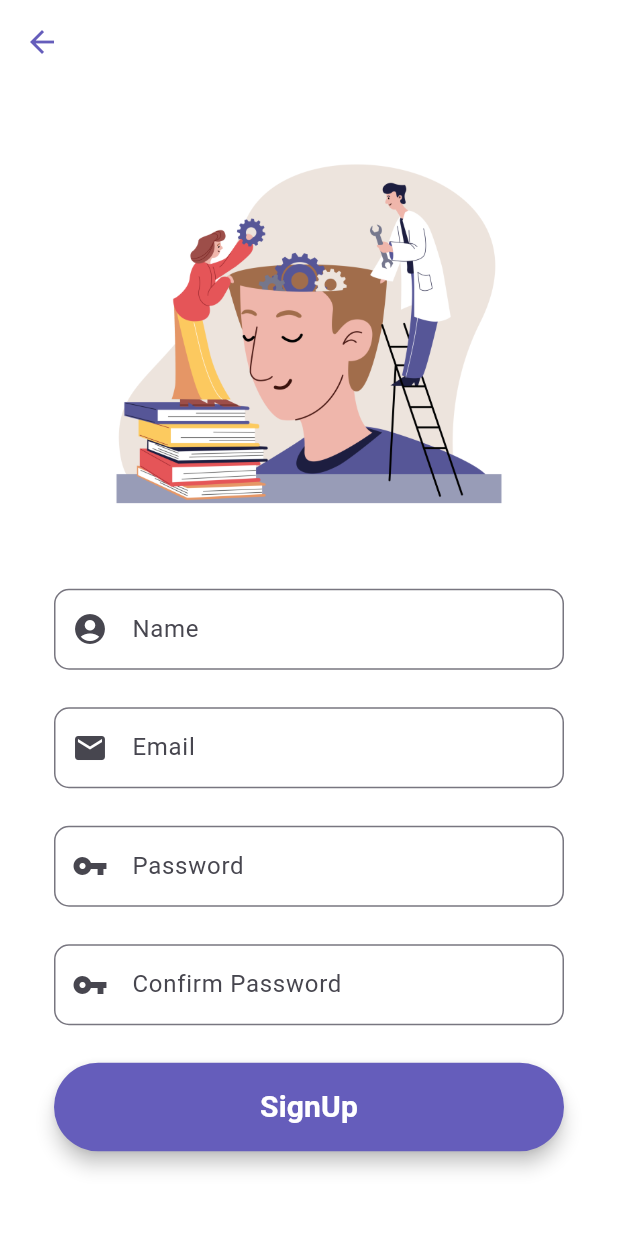
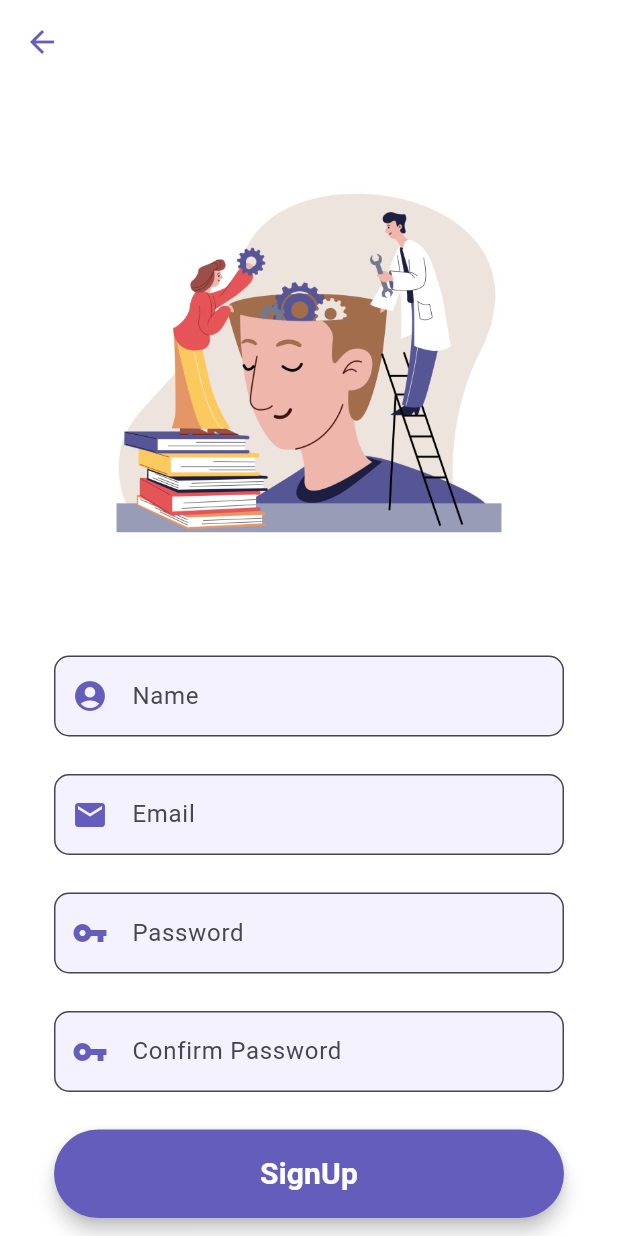
Before and after one commit to khushisinha20/serenity, a Flutter app: the screen it shows after launch, after a tap on "SignUp!", on a phone screen of 412 x 824 dp. Run offline on Flutter 3.47's test engine with Material 2 defaults, Android fonts, the phone set to English and light mode, and no system bars.

Commit message:
Modified the UI

```diff
--- a/lib/screens/home_screen.dart
+++ b/lib/screens/home_screen.dart
@@ -0,0 +1,15 @@
+import 'package:flutter/material.dart';
+
+class HomeScreen extends StatefulWidget {
+  const HomeScreen({super.key});
+
+  @override
+  State<HomeScreen> createState() => _HomeScreenState();
+}
+
+class _HomeScreenState extends State<HomeScreen> {
+  @override
+  Widget build(BuildContext context) {
+    return Scaffold();
+  }
+}
--- a/lib/screens/login_screen.dart
+++ b/lib/screens/login_screen.dart
@@ -29,7 +29,12 @@ class _LoginScreenState extends State<LoginScreen> {
       },
       textInputAction: TextInputAction.next,
       decoration: InputDecoration(
-        prefixIcon: Icon(Icons.mail),
+        filled: true,
+        fillColor: Color.fromRGBO(227, 223, 253, 0.4),
+        prefixIcon: Icon(
+          Icons.mail,
+          color: Color.fromRGBO(101, 93, 187, 1),
+        ),
         contentPadding: EdgeInsets.fromLTRB(20, 15, 20, 15),
         hintText: "Email",
         border: OutlineInputBorder(
@@ -48,7 +53,12 @@ class _LoginScreenState extends State<LoginScreen> {
       },
       textInputAction: TextInputAction.done,
       decoration: InputDecoration(
-        prefixIcon: Icon(Icons.vpn_key),
+        filled: true,
+        fillColor: Color.fromRGBO(227, 223, 253, 0.4),
+        prefixIcon: Icon(
+          Icons.vpn_key,
+          color: Color.fromRGBO(101, 93, 187, 1),
+        ),
         contentPadding: EdgeInsets.fromLTRB(20, 15, 20, 15),
         hintText: "Password",
         border: OutlineInputBorder(
--- a/lib/screens/registration_screen.dart
+++ b/lib/screens/registration_screen.dart
@@ -29,13 +29,17 @@ class _RegistrationScreenState extends State<RegistrationScreen> {
       },
       textInputAction: TextInputAction.next,
       decoration: InputDecoration(
-        prefixIcon: Icon(Icons.account_circle),
-        contentPadding: EdgeInsets.fromLTRB(20, 15, 20, 15),
-        hintText: "Name",
-        border: OutlineInputBorder(
-          borderRadius: BorderRadius.circular(10),
-        ),
-      ),
+          filled: true,
+          fillColor: Color.fromRGBO(227, 223, 253, 0.4),
+          prefixIcon: Icon(
+            Icons.account_circle,
+            color: Color.fromRGBO(101, 93, 187, 1),
+          ),
+          contentPadding: EdgeInsets.fromLTRB(20, 15, 20, 15),
+          hintText: "Name",
+          border: OutlineInputBorder(
+            borderRadius: BorderRadius.circular(10),
+          )),
     );
 
     final emailField = TextFormField(
@@ -48,7 +52,12 @@ class _RegistrationScreenState extends State<RegistrationScreen> {
       },
       textInputAction: TextInputAction.next,
       decoration: InputDecoration(
-        prefixIcon: Icon(Icons.mail),
+        filled: true,
+        fillColor: Color.fromRGBO(227, 223, 253, 0.4),
+        prefixIcon: Icon(
+          Icons.mail,
+          color: Color.fromRGBO(101, 93, 187, 1),
+        ),
         contentPadding: EdgeInsets.fromLTRB(20, 15, 20, 15),
         hintText: "Email",
         border: OutlineInputBorder(
@@ -67,7 +76,12 @@ class _RegistrationScreenState extends State<RegistrationScreen> {
       },
       textInputAction: TextInputAction.next,
       decoration: InputDecoration(
-        prefixIcon: Icon(Icons.vpn_key),
+        filled: true,
+        fillColor: Color.fromRGBO(227, 223, 253, 0.4),
+        prefixIcon: Icon(
+          Icons.vpn_key,
+          color: Color.fromRGBO(101, 93, 187, 1),
+        ),
         contentPadding: EdgeInsets.fromLTRB(20, 15, 20, 15),
         hintText: "Password",
         border: OutlineInputBorder(
@@ -86,7 +100,12 @@ class _RegistrationScreenState extends State<RegistrationScreen> {
       },
       textInputAction: TextInputAction.done,
       decoration: InputDecoration(
-        prefixIcon: Icon(Icons.vpn_key),
+        filled: true,
+        fillColor: Color.fromRGBO(227, 223, 253, 0.4),
+        prefixIcon: Icon(
+          Icons.vpn_key,
+          color: Color.fromRGBO(101, 93, 187, 1),
+        ),
         contentPadding: EdgeInsets.fromLTRB(20, 15, 20, 15),
         hintText: "Confirm Password",
         border: OutlineInputBorder(
@@ -144,7 +163,7 @@ class _RegistrationScreenState extends State<RegistrationScreen> {
                       crossAxisAlignment: CrossAxisAlignment.center,
                       children: <Widget>[
                         SizedBox(
-                          height: 250,
+                          height: 300,
                           child: Image.asset(
                             "assets/login_page_image.png",
                             fit: BoxFit.contain,
```
